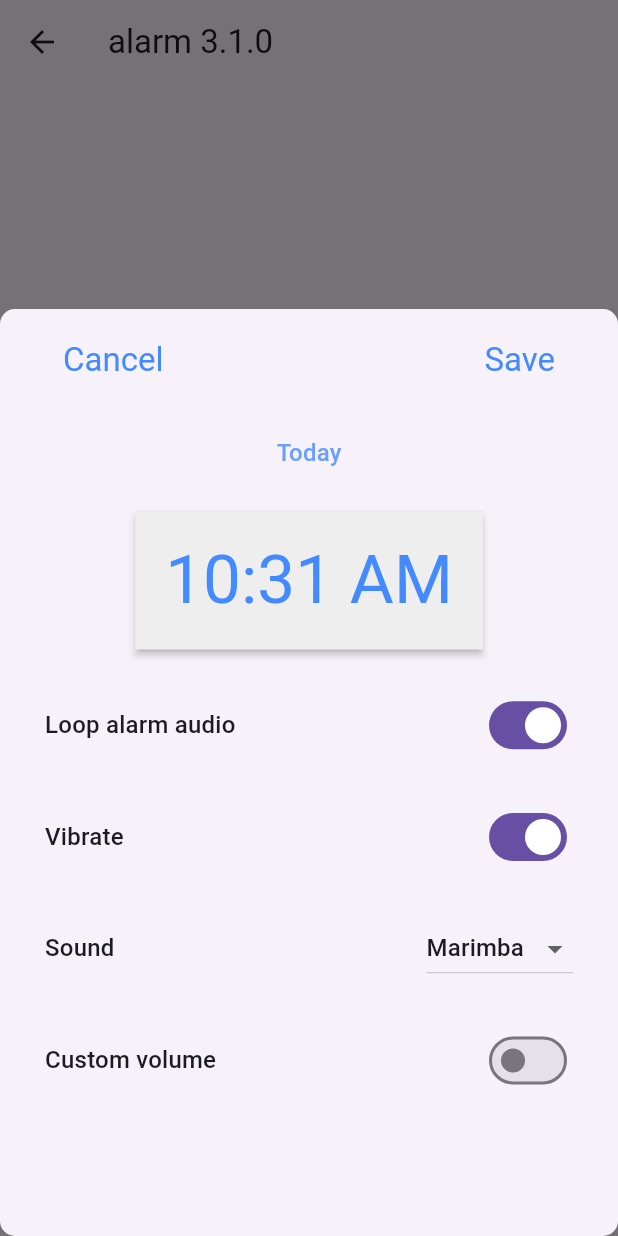
After one commit to ellaMyler/Bedtime_Buddy, a Flutter app: the ExampleAlarmHomeScreen screen opened directly, after a tap on the "alarm add" icon, on a phone screen of 412 x 824 dp. The commit adds this screen. Run offline on Flutter 3.47's test engine with Material 3 defaults, Android fonts, the light colour scheme and no system bars; our stand-ins replace awesome_notifications, firebase_core, firebase_database, video_player; missing offline and left inert: alarm, app_settings; accounts and stored records are empty; statements that could not run were skipped.

Commit message:
Implemented an Alarm System using 'alarm' plugin
The Alarm page and its associated code was provided by the developers of "alarm". Removed permission handling as our app does it differently

```diff
--- /dev/null
+++ b/lib/alarm_page.dart
@@ -0,0 +1,120 @@
+import 'dart:async';
+
+import 'package:alarm/alarm.dart';
+import 'package:alarm/model/alarm_settings.dart';
+import 'edit_alarm.dart';
+import 'ring_page.dart';
+import 'shortcut_button.dart';
+import 'tile.dart';
+import 'package:flutter/material.dart';
+//import 'package:permission_handler/permission_handler.dart';
+
+class ExampleAlarmHomeScreen extends StatefulWidget {
+  const ExampleAlarmHomeScreen({Key? key}) : super(key: key);
+
+  @override
+  State<ExampleAlarmHomeScreen> createState() => _ExampleAlarmHomeScreenState();
+}
+
+class _ExampleAlarmHomeScreenState extends State<ExampleAlarmHomeScreen> {
+  late List<AlarmSettings> alarms;
+
+  static StreamSubscription<AlarmSettings>? subscription;
+
+  @override
+  void initState() {
+    super.initState();
+    loadAlarms();
+    subscription ??= Alarm.ringStream.stream.listen(
+          (alarmSettings) => navigateToRingScreen(alarmSettings),
+    );
+  }
+
+  void loadAlarms() {
+    setState(() {
+      alarms = Alarm.getAlarms();
+      alarms.sort((a, b) => a.dateTime.isBefore(b.dateTime) ? 0 : 1);
+    });
+  }
+
+  Future<void> navigateToRingScreen(AlarmSettings alarmSettings) async {
+    await Navigator.push(
+      context,
+      MaterialPageRoute(
+        builder: (context) =>
+            ExampleAlarmRingScreen(alarmSettings: alarmSettings),
+      ),
+    );
+    loadAlarms();
+  }
+
+  Future<void> navigateToAlarmScreen(AlarmSettings? settings) async {
+    final res = await showModalBottomSheet<bool?>(
+        context: context,
+        isScrollControlled: true,
+        shape: RoundedRectangleBorder(
+          borderRadius: BorderRadius.circular(10.0),
+        ),
+        builder: (context) {
+          return FractionallySizedBox(
+            heightFactor: 0.75,
+            child: ExampleAlarmEditScreen(alarmSettings: settings),
+          );
+        });
+
+    if (res != null && res == true) loadAlarms();
+  }
+
+  @override
+  void dispose() {
+    subscription?.cancel();
+    super.dispose();
+  }
+
+  @override
+  Widget build(BuildContext context) {
+    return Scaffold(
+      appBar: AppBar(title: const Text('alarm 3.1.0')),
+      body: SafeArea(
+        child: alarms.isNotEmpty
+            ? ListView.separated(
+          itemCount: alarms.length,
+          separatorBuilder: (context, index) => const Divider(height: 1),
+          itemBuilder: (context, index) {
+            return ExampleAlarmTile(
+              key: Key(alarms[index].id.toString()),
+              title: TimeOfDay(
+                hour: alarms[index].dateTime.hour,
+                minute: alarms[index].dateTime.minute,
+              ).format(context),
+              onPressed: () => navigateToAlarmScreen(alarms[index]),
+              onDismissed: () {
+                Alarm.stop(alarms[index].id).then((_) => loadAlarms());
+              },
+            );
+          },
+        )
+            : Center(
+          child: Text(
+            "No alarms set",
+            style: Theme.of(context).textTheme.titleMedium,
+          ),
+        ),
+      ),
+      floatingActionButton: Padding(
+        padding: const EdgeInsets.all(10),
+        child: Row(
+          mainAxisAlignment: MainAxisAlignment.spaceBetween,
+          children: [
+            ExampleAlarmHomeShortcutButton(refreshAlarms: loadAlarms),
+            FloatingActionButton(
+              onPressed: () => navigateToAlarmScreen(null),
+              child: const Icon(Icons.alarm_add_rounded, size: 33),
+            ),
+          ],
+        ),
+      ),
+      floatingActionButtonLocation: FloatingActionButtonLocation.centerDocked,
+    );
+  }
+}
--- /dev/null
+++ b/lib/alarm_setter.dart
@@ -0,0 +1,32 @@
+import 'package:alarm/alarm.dart';
+import 'package:alarm/model/alarm_settings.dart';
+import 'package:flutter/material.dart';
+
+AlarmSettings? currentAlarmSettings;
+
+class AlarmSetter {
+  static Future<void> setWakeupAlarm(DateTime? wakeupTimeDay, TimeOfDay? wakeupTime) async {
+    final DateTime alarmTime = DateTime(
+      wakeupTimeDay!.year,
+      wakeupTimeDay!.month,
+      wakeupTimeDay!.day,
+      wakeupTime!.hour,
+      wakeupTime!.minute,
+    );
+
+    final AlarmSettings alarmSettings = AlarmSettings(
+      id: DateTime.now().millisecondsSinceEpoch % 10000,
+      dateTime: alarmTime,
+      loopAudio: true,
+      vibrate: true,
+      volume: 0.5,
+      assetAudioPath: 'assets/marimba.mp3',
+      notificationTitle: 'Wake Up!',
+      notificationBody: 'Time to start your day!',
+    );
+
+    await Alarm.set(alarmSettings: alarmSettings);
+    // Update the current alarm settings globally
+    currentAlarmSettings = alarmSettings;
+  }
+}
--- /dev/null
+++ b/lib/edit_alarm.dart
@@ -0,0 +1,290 @@
+import 'package:alarm/alarm.dart';
+import 'package:alarm/model/alarm_settings.dart';
+import 'package:flutter/material.dart';
+
+class ExampleAlarmEditScreen extends StatefulWidget {
+  final AlarmSettings? alarmSettings;
+
+  const ExampleAlarmEditScreen({Key? key, this.alarmSettings})
+      : super(key: key);
+
+  @override
+  State<ExampleAlarmEditScreen> createState() => _ExampleAlarmEditScreenState();
+}
+
+class _ExampleAlarmEditScreenState extends State<ExampleAlarmEditScreen> {
+  bool loading = false;
+
+  late bool creating;
+  late DateTime selectedDateTime;
+  late bool loopAudio;
+  late bool vibrate;
+  late double? volume;
+  late String assetAudio;
+
+  @override
+  void initState() {
+    super.initState();
+    creating = widget.alarmSettings == null;
+
+    if (creating) {
+      selectedDateTime = DateTime.now().add(const Duration(minutes: 1));
+      selectedDateTime = selectedDateTime.copyWith(second: 0, millisecond: 0);
+      loopAudio = true;
+      vibrate = true;
+      volume = null;
+      assetAudio = 'assets/marimba.mp3';
+    } else {
+      selectedDateTime = widget.alarmSettings!.dateTime;
+      loopAudio = widget.alarmSettings!.loopAudio;
+      vibrate = widget.alarmSettings!.vibrate;
+      volume = widget.alarmSettings!.volume;
+      assetAudio = widget.alarmSettings!.assetAudioPath;
+    }
+  }
+
+  String getDay() {
+    final now = DateTime.now();
+    final today = DateTime(now.year, now.month, now.day);
+    final difference = selectedDateTime.difference(today).inDays;
+
+    switch (difference) {
+      case 0:
+        return 'Today';
+      case 1:
+        return 'Tomorrow';
+      case 2:
+        return 'After tomorrow';
+      default:
+        return 'In $difference days';
+    }
+  }
+
+  Future<void> pickTime() async {
+    final res = await showTimePicker(
+      initialTime: TimeOfDay.fromDateTime(selectedDateTime),
+      context: context,
+    );
+
+    if (res != null) {
+      setState(() {
+        final DateTime now = DateTime.now();
+        selectedDateTime = now.copyWith(
+          hour: res.hour,
+          minute: res.minute,
+          second: 0,
+          millisecond: 0,
+          microsecond: 0,
+        );
+        if (selectedDateTime.isBefore(now)) {
+          selectedDateTime = selectedDateTime.add(const Duration(days: 1));
+        }
+      });
+    }
+  }
+
+  AlarmSettings buildAlarmSettings() {
+    final id = creating
+        ? DateTime.now().millisecondsSinceEpoch % 10000
+        : widget.alarmSettings!.id;
+
+    final alarmSettings = AlarmSettings(
+      id: id,
+      dateTime: selectedDateTime,
+      loopAudio: loopAudio,
+      vibrate: vibrate,
+      volume: volume,
+      assetAudioPath: assetAudio,
+      notificationTitle: 'Alarm example',
+      notificationBody: 'Your alarm ($id) is ringing',
+    );
+    return alarmSettings;
+  }
+
+  void saveAlarm() {
+    if (loading) return;
+    setState(() => loading = true);
+    Alarm.set(alarmSettings: buildAlarmSettings()).then((res) {
+      if (res) Navigator.pop(context, true);
+      setState(() => loading = false);
+    });
+  }
+
+  void deleteAlarm() {
+    Alarm.stop(widget.alarmSettings!.id).then((res) {
+      if (res) Navigator.pop(context, true);
+    });
+  }
+
+  @override
+  Widget build(BuildContext context) {
+    return Padding(
+      padding: const EdgeInsets.symmetric(vertical: 10, horizontal: 30),
+      child: Column(
+        mainAxisAlignment: MainAxisAlignment.spaceBetween,
+        children: [
+          Row(
+            mainAxisAlignment: MainAxisAlignment.spaceBetween,
+            children: [
+              TextButton(
+                onPressed: () => Navigator.pop(context, false),
+                child: Text(
+                  "Cancel",
+                  style: Theme.of(context)
+                      .textTheme
+                      .titleLarge!
+                      .copyWith(color: Colors.blueAccent),
+                ),
+              ),
+              TextButton(
+                onPressed: saveAlarm,
+                child: loading
+                    ? const CircularProgressIndicator()
+                    : Text(
+                  "Save",
+                  style: Theme.of(context)
+                      .textTheme
+                      .titleLarge!
+                      .copyWith(color: Colors.blueAccent),
+                ),
+              ),
+            ],
+          ),
+          Text(
+            getDay(),
+            style: Theme.of(context)
+                .textTheme
+                .titleMedium!
+                .copyWith(color: Colors.blueAccent.withOpacity(0.8)),
+          ),
+          RawMaterialButton(
+            onPressed: pickTime,
+            fillColor: Colors.grey[200],
+            child: Container(
+              margin: const EdgeInsets.all(20),
+              child: Text(
+                TimeOfDay.fromDateTime(selectedDateTime).format(context),
+                style: Theme.of(context)
+                    .textTheme
+                    .displayMedium!
+                    .copyWith(color: Colors.blueAccent),
+              ),
+            ),
+          ),
+          Row(
+            mainAxisAlignment: MainAxisAlignment.spaceBetween,
+            children: [
+              Text(
+                'Loop alarm audio',
+                style: Theme.of(context).textTheme.titleMedium,
+              ),
+              Switch(
+                value: loopAudio,
+                onChanged: (value) => setState(() => loopAudio = value),
+              ),
+            ],
+          ),
+          Row(
+            mainAxisAlignment: MainAxisAlignment.spaceBetween,
+            children: [
+              Text(
+                'Vibrate',
+                style: Theme.of(context).textTheme.titleMedium,
+              ),
+              Switch(
+                value: vibrate,
+                onChanged: (value) => setState(() => vibrate = value),
+              ),
+            ],
+          ),
+          Row(
+            mainAxisAlignment: MainAxisAlignment.spaceBetween,
+            children: [
+              Text(
+                'Sound',
+                style: Theme.of(context).textTheme.titleMedium,
+              ),
+              DropdownButton(
+                value: assetAudio,
+                items: const [
+                  DropdownMenuItem<String>(
+                    value: 'assets/marimba.mp3',
+                    child: Text('Marimba'),
+                  ),
+                  DropdownMenuItem<String>(
+                    value: 'assets/nokia.mp3',
+                    child: Text('Nokia'),
+                  ),
+                  DropdownMenuItem<String>(
+                    value: 'assets/mozart.mp3',
+                    child: Text('Mozart'),
+                  ),
+                  DropdownMenuItem<String>(
+                    value: 'assets/star_wars.mp3',
+                    child: Text('Star Wars'),
+                  ),
+                  DropdownMenuItem<String>(
+                    value: 'assets/one_piece.mp3',
+                    child: Text('One Piece'),
+                  ),
+                ],
+                onChanged: (value) => setState(() => assetAudio = value!),
+              ),
+            ],
+          ),
+          Row(
+            mainAxisAlignment: MainAxisAlignment.spaceBetween,
+            children: [
+              Text(
+                'Custom volume',
+                style: Theme.of(context).textTheme.titleMedium,
+              ),
+              Switch(
+                value: volume != null,
+                onChanged: (value) =>
+                    setState(() => volume = value ? 0.5 : null),
+              ),
+            ],
+          ),
+          SizedBox(
+            height: 30,
+            child: volume != null
+                ? Row(
+              mainAxisAlignment: MainAxisAlignment.spaceBetween,
+              children: [
+                Icon(
+                  volume! > 0.7
+                      ? Icons.volume_up_rounded
+                      : volume! > 0.1
+                      ? Icons.volume_down_rounded
+                      : Icons.volume_mute_rounded,
+                ),
+                Expanded(
+                  child: Slider(
+                    value: volume!,
+                    onChanged: (value) {
+                      setState(() => volume = value);
+                    },
+                  ),
+                ),
+              ],
+            )
+                : const SizedBox(),
+          ),
+          if (!creating)
+            TextButton(
+              onPressed: deleteAlarm,
+              child: Text(
+                'Delete Alarm',
+                style: Theme.of(context)
+                    .textTheme
+                    .titleMedium!
+                    .copyWith(color: Colors.red),
+              ),
+            ),
+          const SizedBox(),
+        ],
+      ),
+    );
+  }
+}
--- a/lib/main.dart
+++ b/lib/main.dart
@@ -5,13 +5,15 @@ import 'package:firebase_database/firebase_database.dart';
 import 'package:firebase_core/firebase_core.dart';
 import 'package:awesome_notifications/awesome_notifications.dart';
 import 'notification_maker.dart';
+import 'package:alarm/alarm.dart';
 
 
 // The main file accesses MainScreen class from app_ui.dart to generate the app.
 void main() async {
   WidgetsFlutterBinding.ensureInitialized();
   await Firebase.initializeApp();
-  await NotificationService.initNotifications();
+  await NotificationService.initNotifications(); // Starts Notifications
+  await Alarm.init(); // Starts Alarms
 
   runApp(const SleepTrackerApp());
 }
--- a/lib/notification_maker.dart
+++ b/lib/notification_maker.dart
@@ -38,7 +38,7 @@ class NotificationService {
     // Ensure that initNotifications() has been called before creating notifications
     AwesomeNotifications().createNotification(
       content: NotificationContent(
-        id: 1,
+        id: DateTime.now().millisecondsSinceEpoch % 10000,
         channelKey: 'local_channel',
         title: "Test Notification",
         body: "This notification works!",
@@ -60,7 +60,7 @@ class NotificationService {
       ),
       content: NotificationContent(
        // id: DateTime.now().millisecondsSinceEpoch.remainder(100000), // Ensures a unique ID for the notification
-        id: 2,
+        id: DateTime.now().millisecondsSinceEpoch % 10000,
         channelKey: 'local_channel',
         title: 'Time for Bed!',
         body: "It is time for you to go to bed",
--- /dev/null
+++ b/lib/shortcut_button.dart
@@ -0,0 +1,82 @@
+import 'package:alarm/alarm.dart';
+import 'package:alarm/model/alarm_settings.dart';
+import 'package:flutter/material.dart';
+
+class ExampleAlarmHomeShortcutButton extends StatefulWidget {
+  final void Function() refreshAlarms;
+
+  const ExampleAlarmHomeShortcutButton({Key? key, required this.refreshAlarms})
+      : super(key: key);
+
+  @override
+  State<ExampleAlarmHomeShortcutButton> createState() =>
+      _ExampleAlarmHomeShortcutButtonState();
+}
+
+class _ExampleAlarmHomeShortcutButtonState
+    extends State<ExampleAlarmHomeShortcutButton> {
+  bool showMenu = false;
+
+  Future<void> onPressButton(int delayInHours) async {
+    DateTime dateTime = DateTime.now().add(Duration(hours: delayInHours));
+    double? volume;
+
+    if (delayInHours != 0) {
+      dateTime = dateTime.copyWith(second: 0, millisecond: 0);
+      volume = 0.5;
+    }
+
+    setState(() => showMenu = false);
+
+    final alarmSettings = AlarmSettings(
+      id: DateTime.now().millisecondsSinceEpoch % 10000,
+      dateTime: dateTime,
+      assetAudioPath: 'assets/marimba.mp3',
+      volume: volume,
+      notificationTitle: 'Alarm example',
+      notificationBody:
+      'Shortcut button alarm with delay of $delayInHours hours',
+    );
+
+    await Alarm.set(alarmSettings: alarmSettings);
+
+    widget.refreshAlarms();
+  }
+
+  @override
+  Widget build(BuildContext context) {
+    return Row(
+      children: [
+        GestureDetector(
+          onLongPress: () {
+            setState(() => showMenu = true);
+          },
+          child: FloatingActionButton(
+            onPressed: () => onPressButton(0),
+            backgroundColor: Colors.red,
+            heroTag: null,
+            child: const Text("RING NOW", textAlign: TextAlign.center),
+          ),
+        ),
+        if (showMenu)
+          Row(
+            crossAxisAlignment: CrossAxisAlignment.start,
+            children: [
+              TextButton(
+                onPressed: () => onPressButton(24),
+                child: const Text("+24h"),
+              ),
+              TextButton(
+                onPressed: () => onPressButton(36),
+                child: const Text("+36h"),
+              ),
+              TextButton(
+                onPressed: () => onPressButton(48),
+                child: const Text("+48h"),
+              ),
+            ],
+          ),
+      ],
+    );
+  }
+}
--- a/pubspec.yaml
+++ b/pubspec.yaml
@@ -42,6 +42,7 @@ dependencies:
   app_settings: ^5.1.1
   awesome_notifications: ^0.9.3+1
   video_player: 2.8.3
+  alarm: ^3.1.0
 
 
 
```
Also changed, not shown: lib/bedtime_page.dart (+32 -16 lines), lib/ring_page.dart (added, +65 -0 lines), lib/settings_page.dart (+10 -0 lines), lib/tile.dart (added, +55 -0 lines), pubspec.lock, 2 other files.
